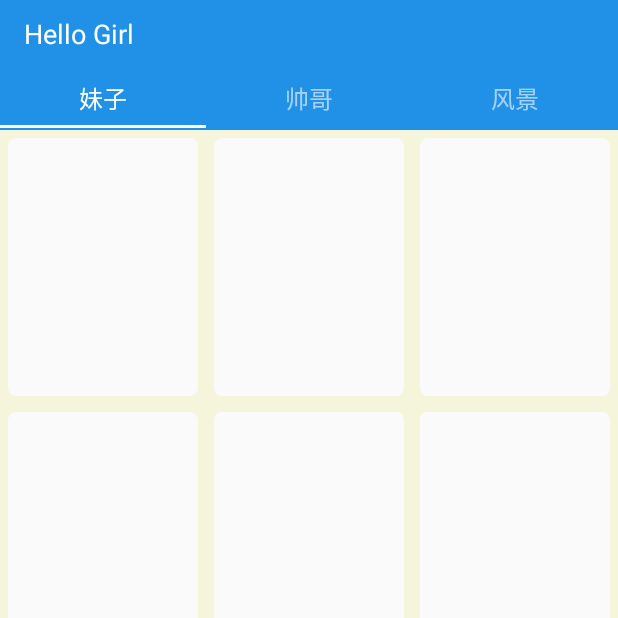
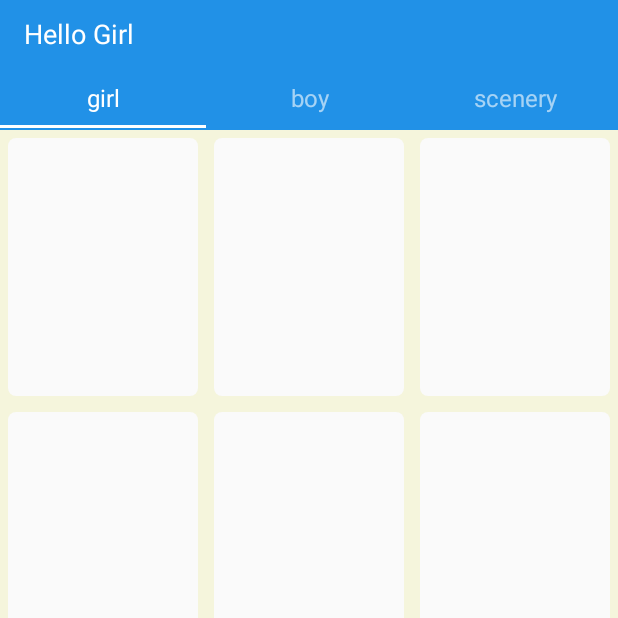
Before and after one commit to cmyeyi/smm, an Android app: the screen it shows after launch (MainActivity), on a phone screen of 412 x 824 dp, the top half of it. Run offline under Robolectric (Android 15) with nearby library versions, the phone set to English and light mode, and no system bars; our stand-ins replace CircleImageView; libraries missing offline, so code that uses them is left out: com.facebook.cache, com.facebook.common, com.facebook.drawee, com.facebook.imagepipeline; pictures from the network do not load; 5 statements that could not run were skipped.

Commit message:
去掉无用的资源

```diff
--- a/app/src/main/java/com/can/mz/view/FragmentPagerAdapter.java
+++ b/app/src/main/java/com/can/mz/adapter/FragmentPagerAdapter.java
@@ -1,4 +1,4 @@
-package com.can.mz.view;
+package com.can.mz.adapter;
 
 import android.content.Context;
 import android.os.Bundle;
--- a/app/src/main/java/com/can/mz/fragment/FragmentMain.java
+++ b/app/src/main/java/com/can/mz/fragment/FragmentMain.java
@@ -12,7 +12,7 @@ import android.view.ViewGroup;
 import com.can.mz.MainActivity;
 import com.can.mz.R;
 import com.can.mz.base.BaseFragment;
-import com.can.mz.view.FragmentPagerAdapter;
+import com.can.mz.adapter.FragmentPagerAdapter;
 import com.can.mz.view.SimpleViewPagerIndicator;
 
 import java.lang.reflect.Field;
@@ -24,20 +24,13 @@ public class FragmentMain extends BaseFragment implements View.OnClickListener {
     public static final String TAG = FragmentMain.class.getSimpleName();
     private SimpleViewPagerIndicator mIndicator;
     private ViewPager mViewPager;
-    private Fragment currentFragment;
-    private final int PAGE_ONE = 0;
-    private final int PAGE_TWO = 1;
-    private final int PAGE_THREE = 2;
-    private FragmentOne fragmentOne;
-    private FragmentTwo fragmentTwo;
-    private FragmentThree fragmentThree;
 
     @Override
     public View onCreateView(LayoutInflater inflater, ViewGroup container, Bundle savedInstanceState) {
         setActionBarTitle();
         View view = inflater.inflate(R.layout.layout_fragment_main, null);
-        mViewPager = (ViewPager) view.findViewById(R.id.main_view_pager);
-        mIndicator = (SimpleViewPagerIndicator) view.findViewById(R.id.main_sliding_trip);
+        mViewPager = view.findViewById(R.id.main_view_pager);
+        mIndicator = view.findViewById(R.id.main_sliding_trip);
         initViewPager();
         return view;
     }
--- a/app/src/main/res/values/strings.xml
+++ b/app/src/main/res/values/strings.xml
@@ -2,9 +2,9 @@
     <string name="app_name">Hello Girl</string>
     <string name="app_v">Hello Girl V</string>
 
-    <string name="mian_title_text_0">妹子</string>
-    <string name="mian_title_text_1">帅哥</string>
-    <string name="mian_title_text_2">风景</string>
+    <string name="mian_title_text_0">girl</string>
+    <string name="mian_title_text_1">boy</string>
+    <string name="mian_title_text_2">scenery</string>
 
     <string name="tab_num_error">tab number error</string>
 
```
